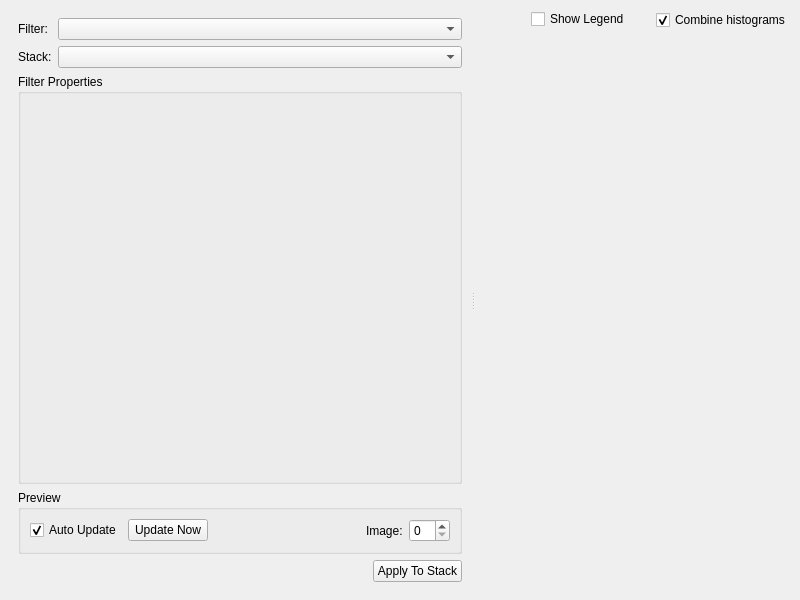
This is mantidimaging/gui/ui/filters_window.ui in mantidproject/mantidimaging as Qt 5 draws it before an edit. The edited form follows.
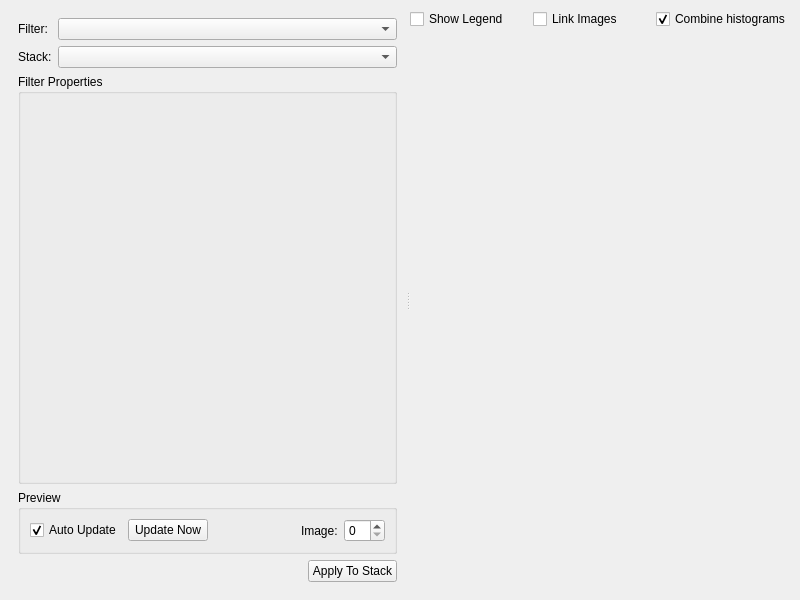
This is the edited form. Custom widgets are drawn as their Qt base class.

Commit message: Checkbox to link all images

```diff
--- a/mantidimaging/gui/ui/filters_window.ui
+++ b/mantidimaging/gui/ui/filters_window.ui
@@ -167,7 +167,7 @@
           <property name="sizeConstraint">
            <enum>QLayout::SetDefaultConstraint</enum>
           </property>
-          <item alignment="Qt::AlignRight|Qt::AlignTop">
+          <item alignment="Qt::AlignLeft|Qt::AlignTop">
            <widget class="QCheckBox" name="showHistogramLegend">
             <property name="sizePolicy">
              <sizepolicy hsizetype="Minimum" vsizetype="Minimum">
@@ -175,6 +175,9 @@
               <verstretch>0</verstretch>
              </sizepolicy>
             </property>
+            <property name="toolTip">
+             <string>Show/hide legend of combined histogram</string>
+            </property>
             <property name="text">
              <string>Show Legend</string>
             </property>
@@ -183,7 +186,23 @@
             </property>
            </widget>
           </item>
-          <item alignment="Qt::AlignRight|Qt::AlignTop">
+          <item alignment="Qt::AlignLeft|Qt::AlignTop">
+           <widget class="QCheckBox" name="linkImages">
+            <property name="sizePolicy">
+             <sizepolicy hsizetype="Minimum" vsizetype="Minimum">
+              <horstretch>0</horstretch>
+              <verstretch>0</verstretch>
+             </sizepolicy>
+            </property>
+            <property name="toolTip">
+             <string>Link/unlink all preview images so they move and zoom together</string>
+            </property>
+            <property name="text">
+             <string>Link Images</string>
+            </property>
+           </widget>
+          </item>
+          <item alignment="Qt::AlignLeft|Qt::AlignTop">
            <widget class="QCheckBox" name="combinedHistograms">
             <property name="sizePolicy">
              <sizepolicy hsizetype="Minimum" vsizetype="Minimum">
@@ -194,7 +213,7 @@
             <property name="minimumSize">
              <size>
               <width>0</width>
-              <height>22</height>
+              <height>0</height>
              </size>
             </property>
             <property name="text">
```
The commit also changes 2 other files.
